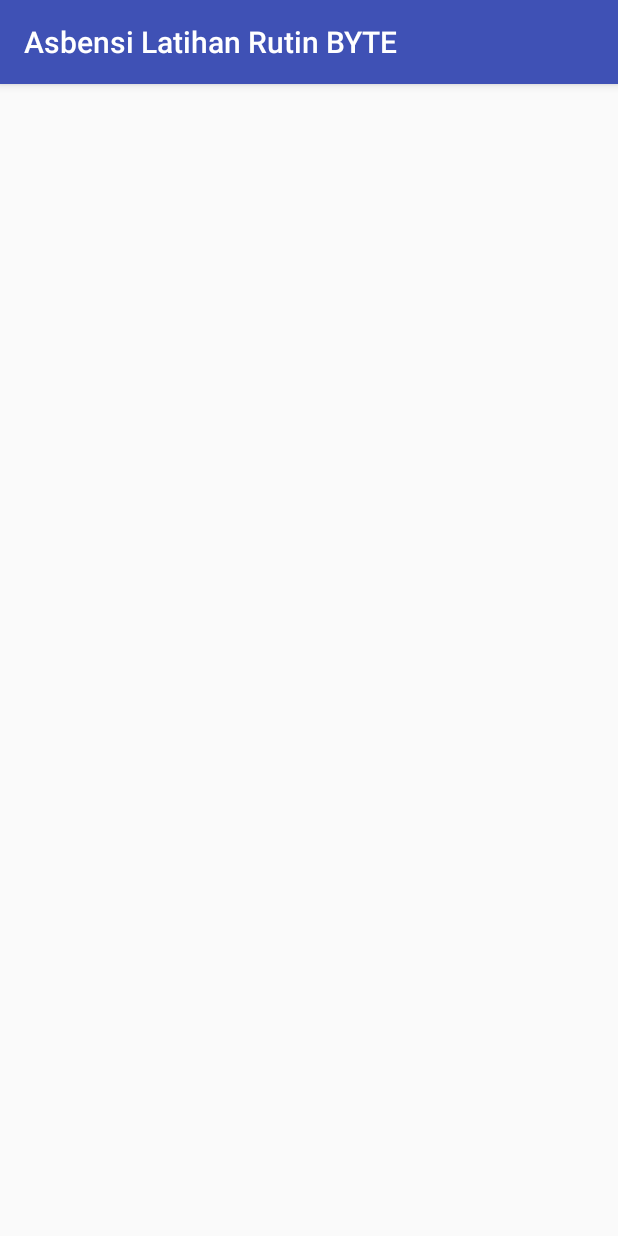
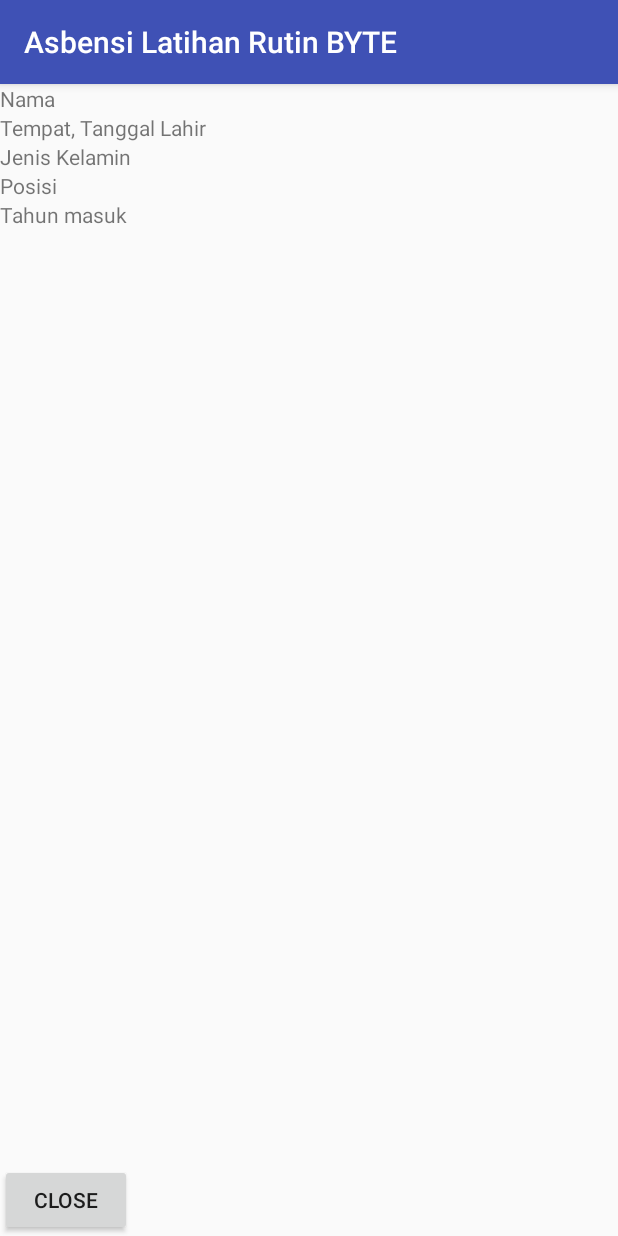
Before and after one commit to nadyaryota/Absensi-Basket, an Android app: the DataDiri screen opened directly, with no data from a screen before it, on a phone screen of 412 x 824 dp. Run offline under Robolectric (Android 15) with nearby library versions, the phone set to English and light mode, and no system bars.

Commit message:
menambah layout data diri

```diff
--- a/absenbasket/app/src/main/res/layout/activity_data_diri.xml
+++ b/absenbasket/app/src/main/res/layout/activity_data_diri.xml
@@ -1,9 +1,57 @@
 <?xml version="1.0" encoding="utf-8"?>
-<android.support.constraint.ConstraintLayout xmlns:android="http://schemas.android.com/apk/res/android"
+<RelativeLayout xmlns:android="http://schemas.android.com/apk/res/android"
     xmlns:app="http://schemas.android.com/apk/res-auto"
     xmlns:tools="http://schemas.android.com/tools"
     android:layout_width="match_parent"
     android:layout_height="match_parent"
     tools:context=".DataDiri">
 
-</android.support.constraint.ConstraintLayout>
+    <TextView
+        android:id="@+id/txt_namaDataDiri"
+        android:layout_width="wrap_content"
+        android:layout_height="wrap_content"
+        android:text="Nama"/>
+    <TextView
+        android:id="@+id/txt_ttlDataDiri"
+        android:layout_width="wrap_content"
+        android:layout_height="wrap_content"
+        android:text="Tempat, Tanggal Lahir"
+        android:layout_below="@+id/txt_namaDataDiri"/>
+    <TextView
+        android:id="@+id/txt_jkDataDiri"
+        android:layout_width="wrap_content"
+        android:layout_height="wrap_content"
+        android:text="Jenis Kelamin"
+        android:layout_below="@+id/txt_ttlDataDiri"/>
+    <TextView
+        android:id="@+id/txt_posisiDataDiri"
+        android:layout_width="wrap_content"
+        android:layout_height="wrap_content"
+        android:text="Posisi"
+        android:layout_below="@+id/txt_jkDataDiri"/>
+    <TextView
+        android:id="@+id/txt_thnmskDataDiri"
+        android:layout_width="wrap_content"
+        android:layout_height="wrap_content"
+        android:text="Tahun masuk"
+        android:layout_below="@+id/txt_posisiDataDiri"/>
+
+    <LinearLayout
+        android:id="@+id/lnr_rekapDataDiri"
+        android:layout_width="match_parent"
+        android:layout_height="match_parent"
+        android:orientation="vertical"
+        android:layout_below="@+id/txt_thnmskDataDiri"
+        android:layout_marginTop="40dp"
+        android:layout_marginBottom="70dp">
+
+
+    </LinearLayout>
+    <Button
+        android:id="@+id/btn_closeDataDiri"
+        android:layout_width="wrap_content"
+        android:layout_height="wrap_content"
+        android:text="Close"
+        android:layout_alignParentBottom="true" />
+
+</RelativeLayout>
```
